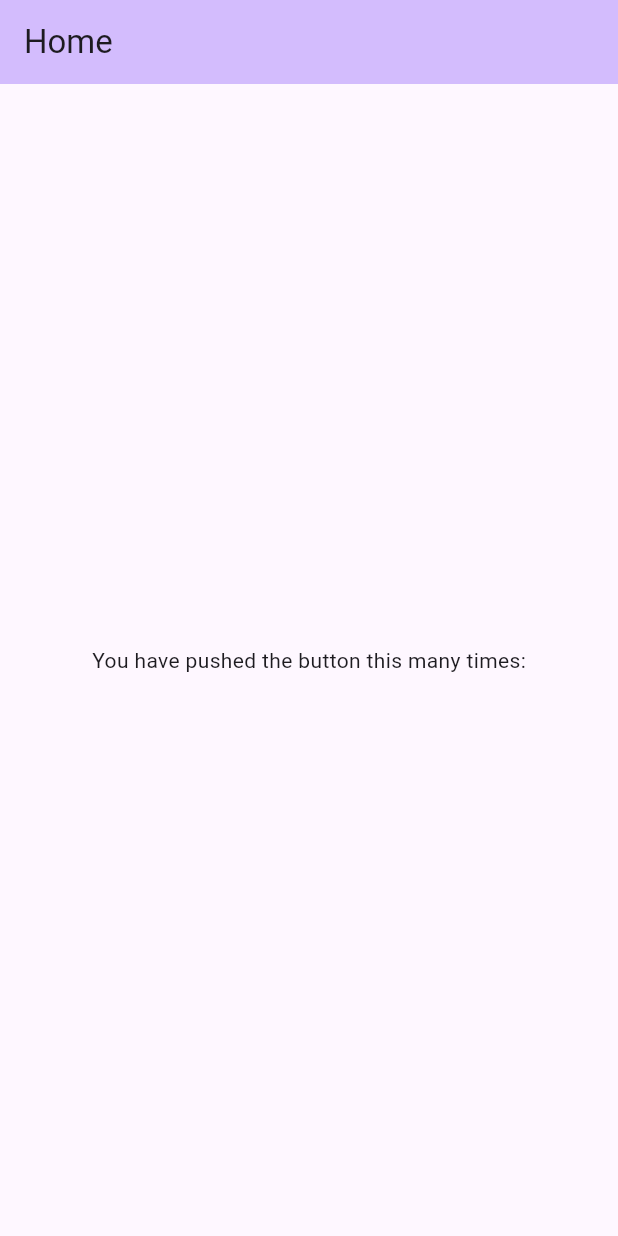
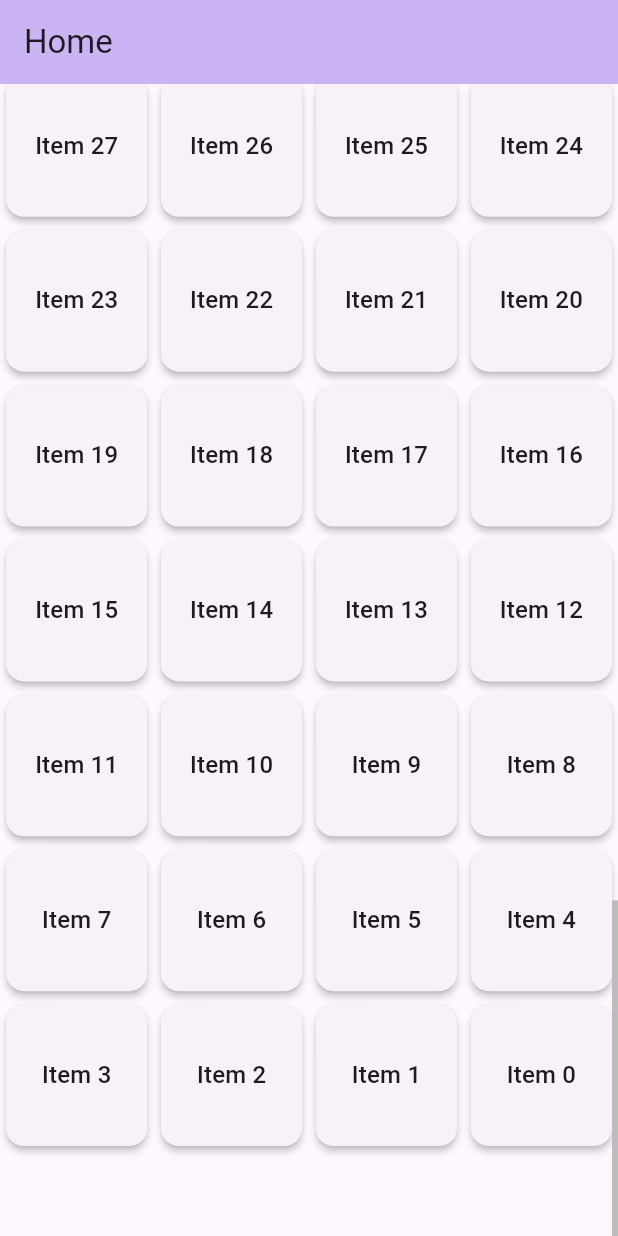
Before and after one commit to hukusuke1007/flutter_sample, a Flutter app: the screen it shows after launch, on a phone screen of 412 x 824 dp. Run offline on Flutter 3.47's test engine with Material 3 defaults, Android fonts, the phone set to English and light mode, and no system bars.

Commit message:
Update home_page.dart

```diff
--- a/lib/home_page.dart
+++ b/lib/home_page.dart
@@ -8,20 +8,91 @@ class HomePage extends StatefulWidget {
 }
 
 class _HomePageState extends State<HomePage> {
+  final ScrollController _scrollController = ScrollController();
+  int? _selectedIndex;
+
+  @override
+  void dispose() {
+    _scrollController.dispose();
+    super.dispose();
+  }
+
   @override
   Widget build(BuildContext context) {
     return Scaffold(
       appBar: AppBar(
         backgroundColor: Theme.of(context).colorScheme.inversePrimary,
-
         title: Text('Home'),
       ),
-      body: Center(
-        child: Column(
-          mainAxisAlignment: MainAxisAlignment.center,
-          children: <Widget>[
-            const Text('You have pushed the button this many times:'),
-          ],
+      body: Scrollbar(
+        controller: _scrollController,
+        thumbVisibility: true,
+        child: Directionality(
+          textDirection: TextDirection.rtl,
+          child: CustomScrollView(
+            reverse: true,
+            controller: _scrollController,
+            slivers: [
+              SliverMainAxisGroup(
+                slivers: [
+                  SliverPadding(padding: EdgeInsets.only(bottom: 56)),
+
+                  SliverGrid(
+                    delegate: SliverChildBuilderDelegate((context, index) {
+                      final bool isSelected = _selectedIndex == index;
+                      return Directionality(
+                        textDirection: TextDirection.ltr,
+                        child: LayoutBuilder(
+                          builder: (context, constants) {
+                            final width = constants.maxWidth;
+                            final height = constants.maxHeight;
+                            return Stack(
+                              children: [
+                                SizedBox(
+                                  width: width,
+                                  height: height,
+                                  child: Card(
+                                    color: isSelected
+                                        ? Theme.of(
+                                            context,
+                                          ).colorScheme.primaryContainer
+                                        : null,
+                                    elevation: 2,
+                                    child: GestureDetector(
+                                      behavior: HitTestBehavior.opaque,
+                                      onTap: () {
+                                        setState(() {
+                                          _selectedIndex = index;
+                                        });
+                                      },
+                                      child: Center(
+                                        child: Text(
+                                          'Item $index',
+                                          style: Theme.of(
+                                            context,
+                                          ).textTheme.titleMedium,
+                                        ),
+                                      ),
+                                    ),
+                                  ),
+                                ),
+                              ],
+                            );
+                          },
+                        ),
+                      );
+                    }, childCount: 100),
+                    gridDelegate:
+                        const SliverGridDelegateWithFixedCrossAxisCount(
+                          crossAxisCount: 4,
+                          mainAxisSpacing: 1,
+                          crossAxisSpacing: 1,
+                        ),
+                  ),
+                ],
+              ),
+            ],
+          ),
         ),
       ),
     );
```
